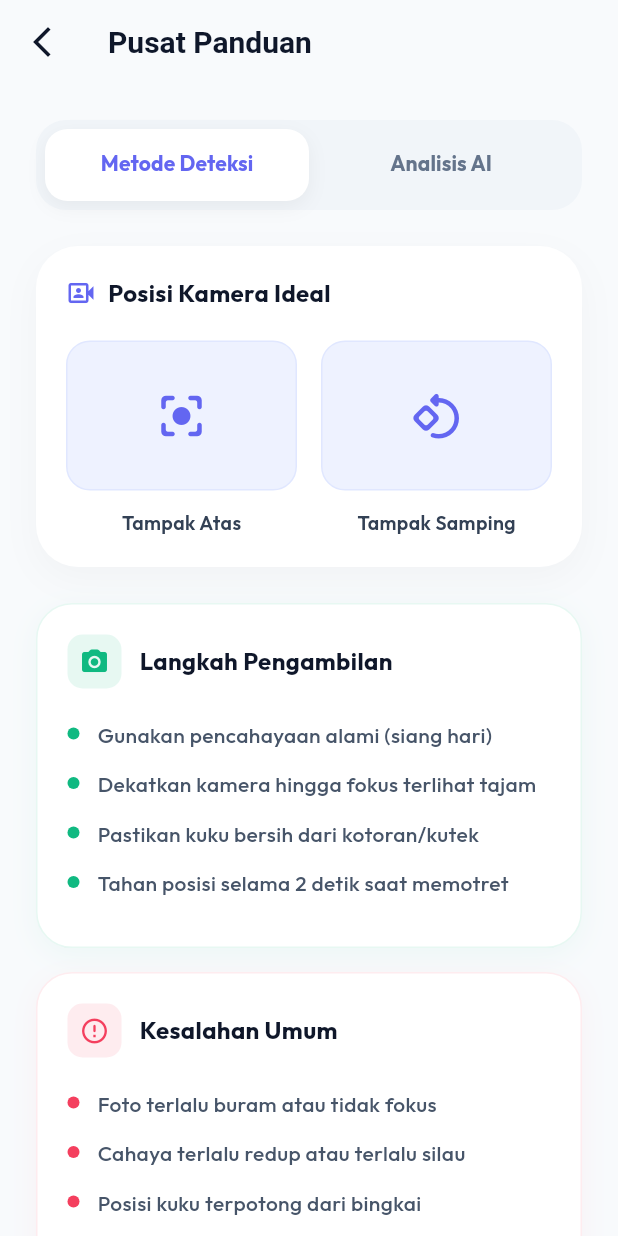
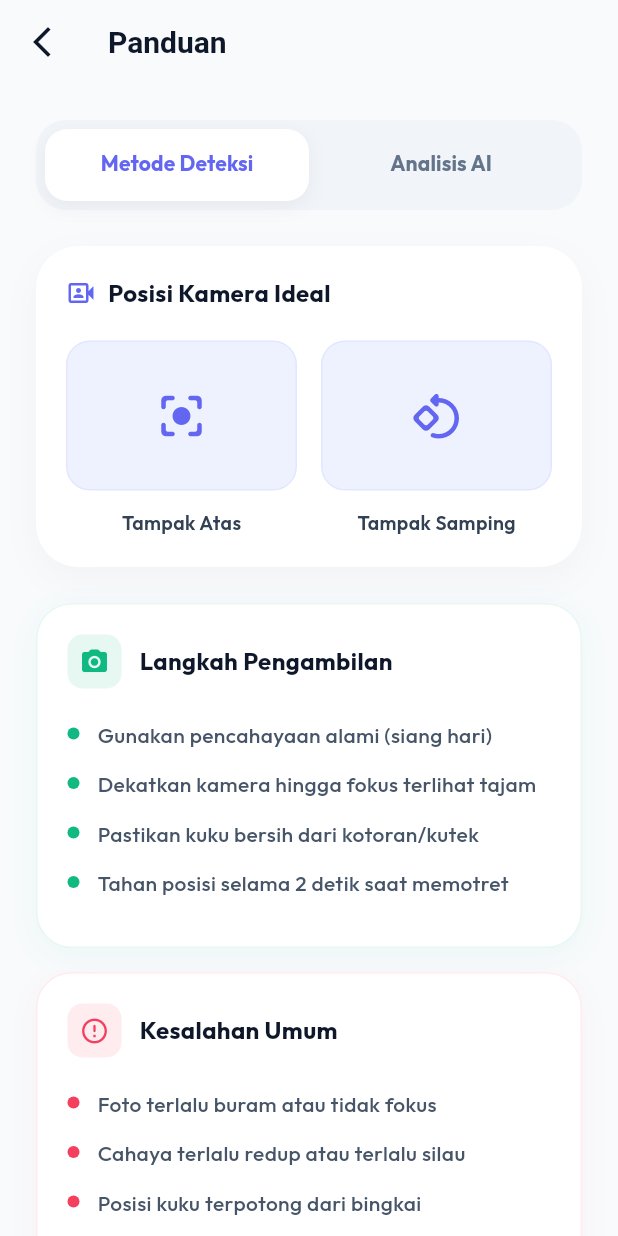
Before and after one commit to raimashaqi/skripsyi, a Flutter app: the GuideScreen screen opened directly, on a phone screen of 412 x 824 dp. Run offline on Flutter 3.47's test engine with Material 3 defaults, Android fonts, the phone set to English and light mode, and no system bars; our stand-ins replace camera, dio, google_fonts, image_picker.

Commit message:
update copy writing

```diff
--- a/lib/features/home/presentation/screens/detection_screen.dart
+++ b/lib/features/home/presentation/screens/detection_screen.dart
@@ -144,7 +144,7 @@ class _DetectionScreenState extends State<DetectionScreen> {
     return Scaffold(
       extendBodyBehindAppBar: true,
       appBar: AppBar(
-        title: const Text('Kamera Pemindai (LIVE)'),
+        title: const Text('Kamera'),
         leading: IconButton(
           icon: const Icon(Icons.arrow_back_ios_new),
           onPressed: () => Navigator.pop(context),
--- a/lib/features/home/presentation/screens/guide_screen.dart
+++ b/lib/features/home/presentation/screens/guide_screen.dart
@@ -28,7 +28,7 @@ class _GuideScreenState extends State<GuideScreen>
     return Scaffold(
       extendBodyBehindAppBar: true,
       appBar: AppBar(
-        title: const Text('Pusat Panduan'),
+        title: const Text('Panduan'),
         leading: IconButton(
           icon: const Icon(Icons.arrow_back_ios_new),
           onPressed: () => Navigator.pop(context),
--- a/lib/features/home/presentation/screens/home_screen.dart
+++ b/lib/features/home/presentation/screens/home_screen.dart
@@ -29,7 +29,8 @@ class HomeScreen extends StatelessWidget {
                 value: 'guide',
                 child: Row(
                   children: [
-                    Icon(Icons.help_outline, color: Color(0xFF0F172A), size: 20),
+                    Icon(Icons.help_outline,
+                        color: Color(0xFF0F172A), size: 20),
                     SizedBox(width: 12),
                     Text('Panduan Penggunaan'),
                   ],
```
Also changed, not shown: lib/features/home/presentation/screens/result_screen.dart (+7 -6 lines).
